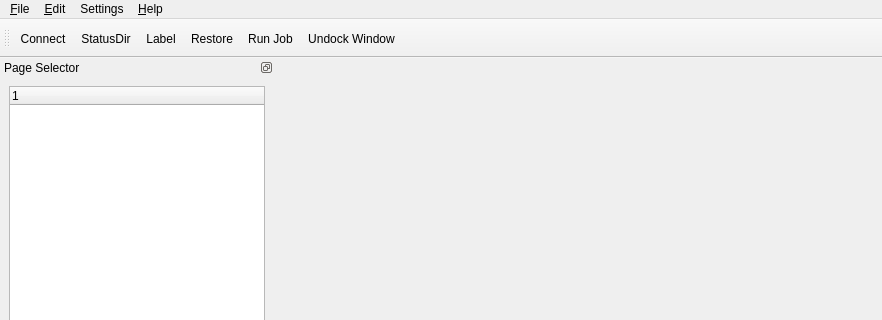
First picture: the form in bacula/src/qt-console/main.ui, repository rkorzeniewski/bacula, before the edit; both pictures show x 0 to 882 and y 0 to 320 of the 882 by 689 pixel window.
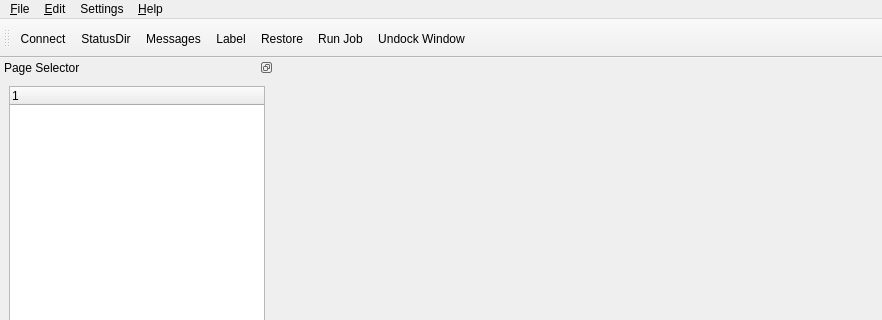
Second picture: the form after the edit. Icons and pictures are not drawn.

Commit message: Add a button to the button bar for .messages

What changed in the file:
```diff
--- a/bacula/src/qt-console/main.ui
+++ b/bacula/src/qt-console/main.ui
@@ -133,6 +133,7 @@
    </attribute>
    <addaction name="actionConnect" />
    <addaction name="actionStatusDir" />
+   <addaction name="actionMessages" />
    <addaction name="actionLabel" />
    <addaction name="actionRestore" />
    <addaction name="actionRun" />
@@ -473,6 +474,17 @@
     <string>Close The Current Page</string>
    </property>
   </action>
+  <action name="actionMessages" >
+   <property name="icon" >
+    <iconset>:images/status.png</iconset>
+   </property>
+   <property name="text" >
+    <string>Messages</string>
+   </property>
+   <property name="statusTip" >
+    <string>Display any messages queued at the director</string>
+   </property>
+  </action>
  </widget>
  <resources>
   <include location="main.qrc" />
```
The commit also changes 3 other files.
